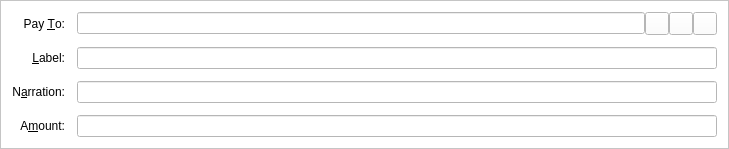
Before: the Qt Designer form src/qt/forms/sendcoinsentry.ui in ajeef/Rubix, drawn with Qt 5.
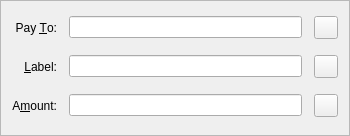
After: the same form once the commit is applied. Icons and pictures are not drawn. Custom widgets are drawn as their Qt base class.

Patch:
```diff
--- a/src/qt/forms/sendcoinsentry.ui
+++ b/src/qt/forms/sendcoinsentry.ui
@@ -6,16 +6,13 @@
    <rect>
     <x>0</x>
     <y>0</y>
-    <width>729</width>
-    <height>142</height>
+    <width>350</width>
+    <height>136</height>
    </rect>
   </property>
   <property name="windowTitle">
    <string>Form</string>
   </property>
-  <property name="styleSheet">
-   <string notr="true">background-color: rgb(255, 255, 255);</string>
-  </property>
   <property name="frameShape">
    <enum>QFrame::StyledPanel</enum>
   </property>
@@ -26,19 +23,6 @@
    <property name="spacing">
     <number>12</number>
    </property>
-   <item row="6" column="0">
-    <widget class="QLabel" name="label">
-     <property name="text">
-      <string>A&amp;mount:</string>
-     </property>
-     <property name="alignment">
-      <set>Qt::AlignRight|Qt::AlignTrailing|Qt::AlignVCenter</set>
-     </property>
-     <property name="buddy">
-      <cstring>payAmount</cstring>
-     </property>
-    </widget>
-   </item>
    <item row="3" column="0">
     <widget class="QLabel" name="label_2">
      <property name="text">
@@ -52,50 +36,20 @@
      </property>
     </widget>
    </item>
-   <item row="6" column="1">
-    <widget class="BitcoinAmountField" name="payAmount"/>
-   </item>
-   <item row="4" column="1">
-    <layout class="QHBoxLayout" name="horizontalLayout_2">
-     <property name="spacing">
-      <number>0</number>
+   <item row="8" column="0">
+    <widget class="QLabel" name="label">
+     <property name="text">
+      <string>A&amp;mount:</string>
      </property>
-     <item>
-      <widget class="QValidatedLineEdit" name="addAsLabel">
-       <property name="enabled">
-        <bool>true</bool>
-       </property>
-       <property name="toolTip">
-        <string>Enter a label for this address to add it to your address book</string>
-       </property>
-      </widget>
-     </item>
-    </layout>
+     <property name="alignment">
+      <set>Qt::AlignRight|Qt::AlignTrailing|Qt::AlignVCenter</set>
+     </property>
+     <property name="buddy">
+      <cstring>payAmount</cstring>
+     </property>
+    </widget>
    </item>
    <item row="5" column="0">
-    <widget class="QLabel" name="label">
-     <property name="text">
-      <string>N&amp;arration:</string>
-     </property>
-     <property name="alignment">
-      <set>Qt::AlignRight|Qt::AlignTrailing|Qt::AlignVCenter</set>
-     </property>
-     <property name="buddy">
-      <cstring>narration</cstring>
-     </property>
-    </widget>
-   </item>
-   <item row="5" column="1">
-    <widget class="QValidatedLineEdit" name="narration">
-     <property name="enabled">
-      <bool>true</bool>
-     </property>
-     <property name="toolTip">
-      <string>Enter a short note to send with payment (max 24 characters)</string>
-     </property>
-    </widget>
-   </item>
-   <item row="4" column="0">
     <widget class="QLabel" name="label_4">
      <property name="text">
       <string>&amp;Label:</string>
@@ -108,13 +62,10 @@
      </property>
     </widget>
    </item>
-   <item row="3" column="1">
-    <layout class="QHBoxLayout" name="payToLayout">
-     <property name="spacing">
-      <number>0</number>
-     </property>
+   <item row="5" column="1">
+    <layout class="QHBoxLayout" name="horizontalLayout_2">
      <item>
-      <widget class="QValidatedLineEdit" name="payTo">
+      <widget class="QValidatedLineEdit" name="addAsLabel">
        <property name="toolTip">
         <string>The address to send the payment to  (e.g. RP28nYuu9G5n8Hg4xHhbz2rJkTRCsgFMPJ)</string>
        </property>
@@ -140,6 +91,47 @@
        </property>
       </widget>
      </item>
+    </layout>
+   </item>
+   <item row="8" column="1">
+    <layout class="QHBoxLayout" name="horizontalLayout">
+     <item>
+      <widget class="BitcoinAmountField" name="payAmount">
+       <zorder>deleteButton</zorder>
+       <zorder>deleteButton</zorder>
+       <zorder>deleteButton</zorder>
+       <zorder>deleteButton</zorder>
+       <zorder>deleteButton</zorder>
+      </widget>
+     </item>
+     <item>
+      <widget class="QToolButton" name="deleteButton">
+       <property name="toolTip">
+        <string>Remove this recipient</string>
+       </property>
+       <property name="text">
+        <string/>
+       </property>
+       <property name="icon">
+        <iconset resource="../bitcoin.qrc">
+         <normaloff>:/icons/remove</normaloff>:/icons/remove</iconset>
+       </property>
+      </widget>
+     </item>
+    </layout>
+   </item>
+   <item row="3" column="1">
+    <layout class="QHBoxLayout" name="payToLayout">
+     <item>
+      <widget class="QValidatedLineEdit" name="payTo">
+       <property name="toolTip">
+        <string>The address to send the payment to (e.g. C8gZqgY4r2RoEdqYk3QsAqFckyf9pRHN6i)</string>
+       </property>
+       <property name="maxLength">
+        <number>80</number>
+       </property>
+      </widget>
+     </item>
      <item>
       <widget class="QToolButton" name="pasteButton">
        <property name="toolTip">
@@ -157,20 +149,6 @@
        </property>
       </widget>
      </item>
-     <item>
-      <widget class="QToolButton" name="deleteButton">
-       <property name="toolTip">
-        <string>Remove this recipient</string>
-       </property>
-       <property name="text">
-        <string/>
-       </property>
-       <property name="icon">
-        <iconset resource="../bitcoin.qrc">
-         <normaloff>:/icons/remove</normaloff>:/icons/remove</iconset>
-       </property>
-      </widget>
-     </item>
     </layout>
    </item>
   </layout>
```
Left out of the diff: 5 changed lines with no effect on the pictures.
